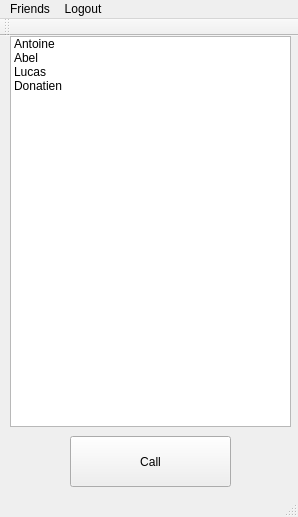
Before: the Qt Designer form src/client/MainWindow/mainwindow.ui in clapota/Babel, drawn with Qt 5.
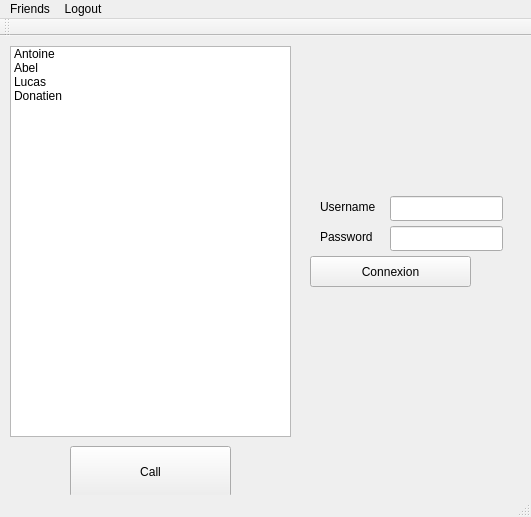
After: the same form once the commit is applied.

```diff
--- a/src/client/MainWindow/mainwindow.ui
+++ b/src/client/MainWindow/mainwindow.ui
@@ -6,7 +6,7 @@
             <rect>
                 <x>0</x>
                 <y>0</y>
-                <width>298</width>
+    <width>531</width>
                 <height>517</height>
             </rect>
         </property>
@@ -14,24 +14,20 @@
             <string>MainWindow</string>
         </property>
         <widget class="QWidget" name="centralWidget">
-            <widget class="QPushButton" name="pushButton">
+   <widget class="QWidget" name="widget" native="true">
                 <property name="geometry">
                     <rect>
-                        <x>70</x>
-                        <y>400</y>
-                        <width>161</width>
-                        <height>51</height>
-                    </rect>
-                </property>
-                <property name="text">
-                    <string>Call</string>
-                </property>
-            </widget>
+      <x>0</x>
+      <y>0</y>
+      <width>301</width>
+      <height>461</height>
+     </rect>
+    </property>
             <widget class="QListWidget" name="listWidget">
                 <property name="geometry">
                     <rect>
                         <x>10</x>
-                        <y>0</y>
+       <y>10</y>
                         <width>281</width>
                         <height>391</height>
                     </rect>
@@ -57,13 +53,96 @@
                     </property>
                 </item>
             </widget>
+    <widget class="QPushButton" name="pushButton">
+     <property name="geometry">
+      <rect>
+       <x>70</x>
+       <y>410</y>
+       <width>161</width>
+       <height>51</height>
+      </rect>
+     </property>
+     <property name="text">
+      <string>Call</string>
+     </property>
+    </widget>
+   </widget>
+   <widget class="QWidget" name="widget_2" native="true">
+    <property name="geometry">
+     <rect>
+      <x>300</x>
+      <y>150</y>
+      <width>221</width>
+      <height>121</height>
+     </rect>
+    </property>
+    <widget class="QPushButton" name="pushButton_2">
+     <property name="geometry">
+      <rect>
+       <x>10</x>
+       <y>70</y>
+       <width>161</width>
+       <height>31</height>
+      </rect>
+     </property>
+     <property name="text">
+      <string>Connexion</string>
+     </property>
+    </widget>
+    <widget class="QLabel" name="label">
+     <property name="geometry">
+      <rect>
+       <x>20</x>
+       <y>10</y>
+       <width>61</width>
+       <height>21</height>
+      </rect>
+     </property>
+     <property name="text">
+      <string>Username</string>
+     </property>
+    </widget>
+    <widget class="QLineEdit" name="lineEdit">
+     <property name="geometry">
+      <rect>
+       <x>90</x>
+       <y>10</y>
+       <width>113</width>
+       <height>25</height>
+      </rect>
+     </property>
+    </widget>
+    <widget class="QLineEdit" name="lineEdit_2">
+     <property name="geometry">
+      <rect>
+       <x>90</x>
+       <y>40</y>
+       <width>113</width>
+       <height>25</height>
+      </rect>
+     </property>
+    </widget>
+    <widget class="QLabel" name="label_2">
+     <property name="geometry">
+      <rect>
+       <x>20</x>
+       <y>40</y>
+       <width>61</width>
+       <height>21</height>
+      </rect>
+     </property>
+     <property name="text">
+      <string>Password</string>
+     </property>
+    </widget>
+   </widget>
         </widget>
         <widget class="QMenuBar" name="menuBar">
             <property name="geometry">
                 <rect>
                     <x>0</x>
                     <y>0</y>
-                    <width>298</width>
+     <width>531</width>
                     <height>22</height>
                 </rect>
             </property>
```
Lines whose indentation alone changed are shown as unchanged.
